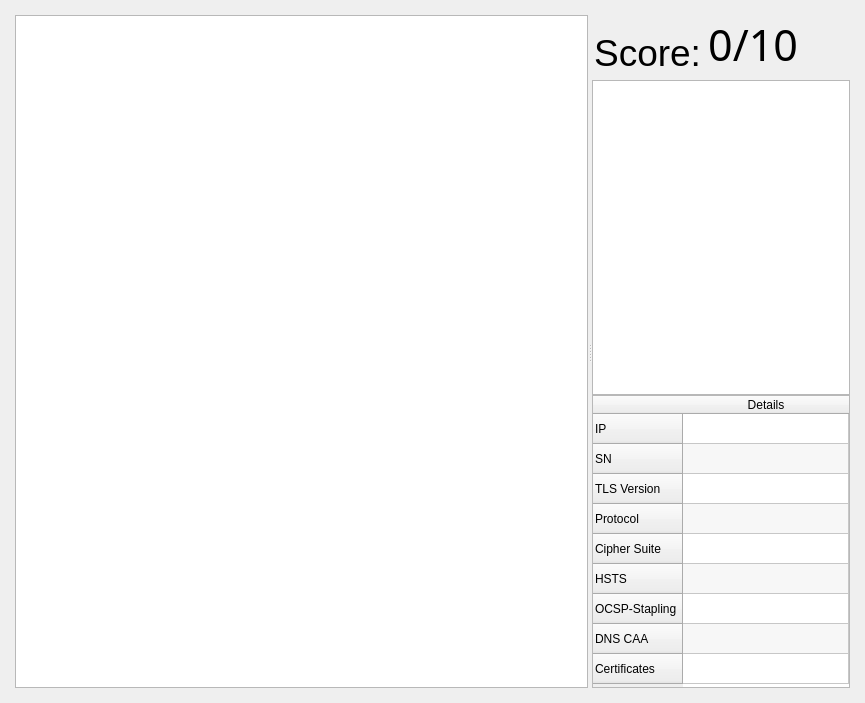
First picture: the form in qt_files/test_display_window.ui, repository sondresolb/certificate-visualize, before the edit.
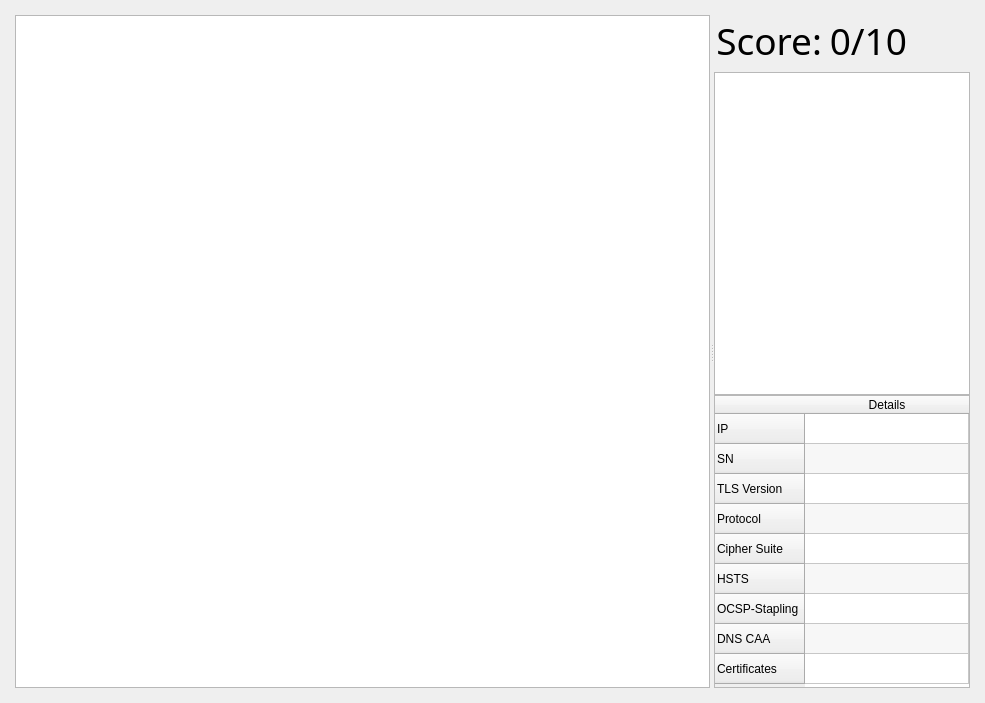
Second picture: the form after the edit. Icons and pictures are not drawn.

Commit message: started adding crl, ocsp etc to display. finished certificate chain part

Patch:
```diff
--- a/qt_files/test_display_window.ui
+++ b/qt_files/test_display_window.ui
@@ -6,7 +6,7 @@
    <rect>
     <x>0</x>
     <y>0</y>
-    <width>865</width>
+    <width>985</width>
     <height>703</height>
    </rect>
   </property>
@@ -74,8 +74,26 @@
         <height>0</height>
        </size>
       </property>
+      <property name="sizeAdjustPolicy">
+       <enum>QAbstractScrollArea::AdjustToContents</enum>
+      </property>
+      <property name="editTriggers">
+       <set>QAbstractItemView::NoEditTriggers</set>
+      </property>
+      <property name="alternatingRowColors">
+       <bool>true</bool>
+      </property>
+      <property name="animated">
+       <bool>true</bool>
+      </property>
+      <attribute name="headerCascadingSectionResizes">
+       <bool>true</bool>
+      </attribute>
+      <attribute name="headerDefaultSectionSize">
+       <number>280</number>
+      </attribute>
      </widget>
-     <widget class="QWidget" name="">
+     <widget class="QWidget" name="layoutWidget">
       <layout class="QVBoxLayout" name="verticalLayout">
        <property name="sizeConstraint">
         <enum>QLayout::SetDefaultConstraint</enum>
@@ -95,6 +113,7 @@
           <widget class="QLabel" name="score_name">
            <property name="font">
             <font>
+             <family>Tlwg Typo</family>
              <pointsize>28</pointsize>
             </font>
            </property>
@@ -129,8 +148,8 @@
           <widget class="QLabel" name="score">
            <property name="font">
             <font>
-             <family>Ubuntu Mono</family>
-             <pointsize>32</pointsize>
+             <family>Tlwg Typo</family>
+             <pointsize>28</pointsize>
              <weight>50</weight>
              <italic>false</italic>
              <bold>false</bold>
@@ -164,9 +183,12 @@
            <property name="orientation">
             <enum>Qt::Horizontal</enum>
            </property>
+           <property name="sizeType">
+            <enum>QSizePolicy::Expanding</enum>
+           </property>
            <property name="sizeHint" stdset="0">
             <size>
-             <width>40</width>
+             <width>0</width>
              <height>20</height>
             </size>
            </property>
@@ -298,6 +320,14 @@
             <string>Details</string>
            </property>
           </column>
+          <item row="0" column="0">
+           <property name="text">
+            <string/>
+           </property>
+           <property name="toolTip">
+            <string/>
+           </property>
+          </item>
          </widget>
         </widget>
        </item>
```
Left out of the diff: 32 changed lines with no effect on the pictures. The commit also changes 6 other files.
